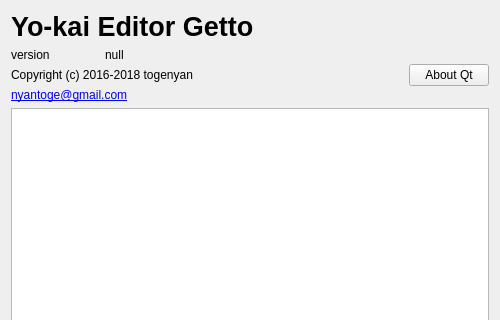
Qt form source-code/B1/version_dialog.ui (nobodyF34R/ykw-editors) before a commit; both pictures show x 0 to 500 and y 0 to 320 of the 500 by 500 pixel window.
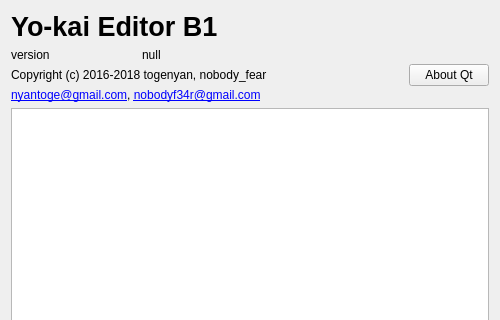
The same form after that commit.

Patch:
```diff
--- a/source-code/B1/version_dialog.ui
+++ b/source-code/B1/version_dialog.ui
@@ -26,7 +26,7 @@
         </font>
        </property>
        <property name="text">
-        <string notr="true">Yo-kai Editor Getto</string>
+        <string notr="true">Yo-kai Editor B1</string>
        </property>
       </widget>
      </item>
@@ -58,14 +58,14 @@
          <item>
           <widget class="QLabel" name="label_4">
            <property name="text">
-            <string notr="true">Copyright (c) 2016-2018 togenyan</string>
+            <string notr="true">Copyright (c) 2016-2018 togenyan, nobody_fear</string>
            </property>
           </widget>
          </item>
          <item>
           <widget class="QLabel" name="label_5">
            <property name="text">
-            <string notr="true">&lt;a href=&quot;mailto:nyantoge@gmail.com&quot;&gt;nyantoge@gmail.com&lt;/a&gt;</string>
+            <string notr="true">&lt;a href=&quot;mailto:nyantoge@gmail.com&quot;&gt;nyantoge@gmail.com&lt;/a&gt;, &lt;a href=&quot;mailto:nobodyf34r@gmail.com&quot;&gt;nobodyf34r@gmail.com&lt;/a&gt;</string>
            </property>
            <property name="textFormat">
             <enum>Qt::RichText</enum>
```
